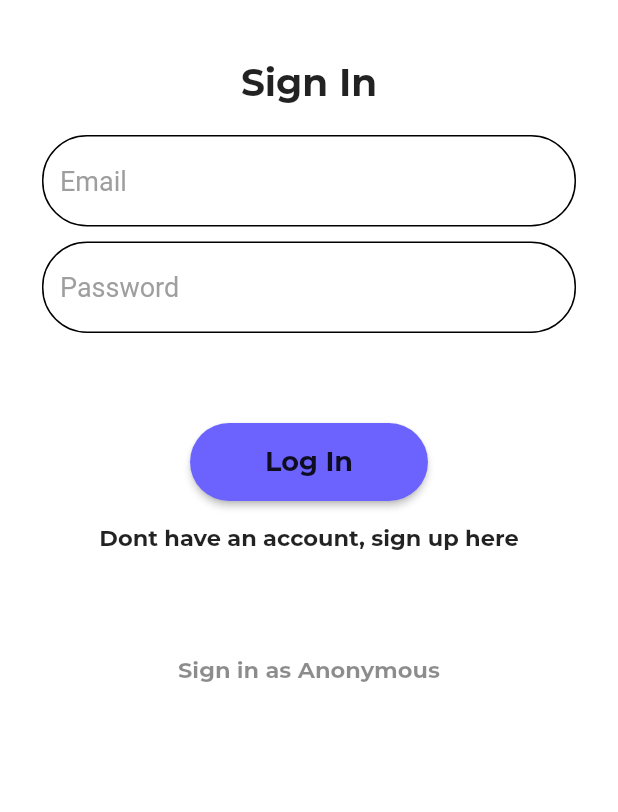
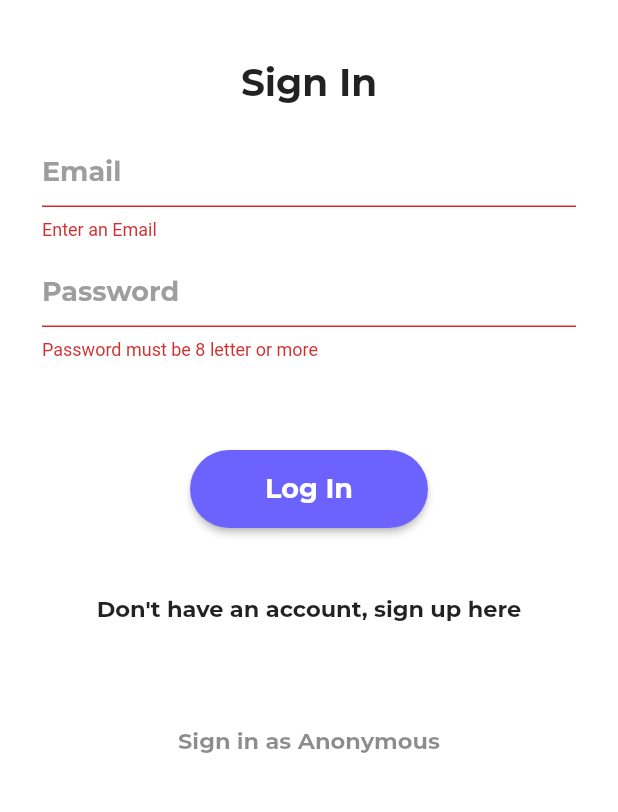
Before and after one commit to shaheedhudheen/easy_go, a Flutter app: the screen it shows after launch, after a tap on "Log In", on a phone screen of 412 x 824 dp, the part 267-1079 px from its top. Run offline on Flutter 3.47's test engine with Material 2 defaults, Android fonts, the phone set to English and light mode, and no system bars; our stand-ins replace firebase_auth, firebase_core; accounts and stored records are empty; project files that could hold a hidden picture were left out.

Commit message:
Login and register

```diff
--- a/lib/main.dart
+++ b/lib/main.dart
@@ -1,20 +1,27 @@
-// Copyright 2018 The Flutter team. All rights reserved.
-// Use of this source code is governed by a BSD-style license that can be
-// found in the LICENSE file.
-
 import 'package:easy_go/screens/authenticate/sign_in.dart';
 import 'package:easy_go/screens/wrapper.dart';
+import 'package:easy_go/services/auth.dart';
+import 'package:firebase_core/firebase_core.dart';
 import 'package:flutter/material.dart';
+import 'package:provider/provider.dart';
+import 'models/user.dart';
 
-void main() => runApp(MyApp());
+void main() async {
+  WidgetsFlutterBinding.ensureInitialized();
+  await Firebase.initializeApp();
+  runApp(MyApp());
+}
+
 
 class MyApp extends StatelessWidget {
   @override
   Widget build(BuildContext context) {
-    return MaterialApp(
-
-    home: Wrapper(),
-
+    return StreamProvider<Account>.value(
+      initialData: null,
+      value: AuthService().user,
+      child: MaterialApp(
+      home: Wrapper(),
+      ),
     );
   }
 }
--- /dev/null
+++ b/lib/models/user.dart
@@ -0,0 +1,8 @@
+import 'package:flutter/material.dart';
+
+
+class Account {
+  final String uid;
+
+  Account({this.uid});
+}
--- a/lib/screens/authenticate/authenticate.dart
+++ b/lib/screens/authenticate/authenticate.dart
@@ -1,5 +1,7 @@
+import 'package:easy_go/screens/authenticate/register.dart';
 import 'package:easy_go/screens/authenticate/sign_in.dart';
 import 'package:flutter/material.dart';
+import 'package:firebase_core/firebase_core.dart';
 
 
 class Authenticate extends StatefulWidget {
@@ -8,10 +10,21 @@ class Authenticate extends StatefulWidget {
 }
 
 class _AuthenticateState extends State<Authenticate> {
+
+  bool showSignIn = true;
+
+  void toggleView() {
+    setState(() => showSignIn = !showSignIn);
+  }
+
   @override
   Widget build(BuildContext context) {
-    return Container(
-      child: SignIn(),
-    );
+
+    if(showSignIn){
+      return SignIn(toggleView: toggleView);
+    } else {
+      return Register(toggleView: toggleView);
+    }
+
   }
 }
--- a/lib/screens/authenticate/sign_in.dart
+++ b/lib/screens/authenticate/sign_in.dart
@@ -1,12 +1,21 @@
 import 'package:easy_go/services/auth.dart';
 import 'package:flutter/material.dart';
 
+
 class SignIn extends StatefulWidget {
+  final Function toggleView;
+  SignIn( {this.toggleView});
   @override
   _SignInState createState() => _SignInState();
 }
 
-class _SignInState extends State<SignIn> {
+class _SignInState extends State<SignIn>{
+  //Text field state
+  String email = '';
+  String password = '';
+  String error = '';
+  final AuthService userCredential = AuthService();
+  final formKey = GlobalKey<FormState>();
   AuthService get auth => AuthService();
 
   @override
@@ -17,6 +26,8 @@ class _SignInState extends State<SignIn> {
         child: SingleChildScrollView(
           child: Padding(
             padding: EdgeInsets.all(8.0),
+            child: Form(
+              key: formKey,
               child: Column(
                 children: <Widget>[
                   SizedBox(
@@ -40,38 +51,47 @@ class _SignInState extends State<SignIn> {
                     padding: EdgeInsets.all(20.0),
                     child: Column(
                       children: <Widget>[
-                      TextField(
+                        TextFormField(
                           keyboardType: TextInputType.emailAddress,
+                          validator: (val) => val.isEmpty ? 'Enter an Email' : null,
                           decoration: InputDecoration(
                             hintText: 'Email',
-                          enabledBorder: OutlineInputBorder(
-                              borderRadius: BorderRadius.circular(30)),
-                          focusedBorder: OutlineInputBorder(
-                              borderRadius: BorderRadius.circular(30)),
+                            // enabledBorder: OutlineInputBorder(
+                            //     borderRadius: BorderRadius.circular(30)),
+                            // focusedBorder: OutlineInputBorder(
+                            //     borderRadius: BorderRadius.circular(30)),
                             hintStyle: TextStyle(
                               color: Colors.grey,
                               fontSize: 18,
                             ),
                           ),
-                        style: TextStyle(fontSize: 14),
+                          style: TextStyle(fontSize: 20, fontFamily: 'Bold'),
+                          onChanged: (val){
+                            setState(() => email = val);
+                            },
                         ),
                         SizedBox(
                           height: 10,
                         ),
-                      TextField(
+                        TextFormField(
                           obscureText: true,
+                          validator: (val) => val.length < 8 ? 'Password must be 8 letter or more' : null,
                           decoration: InputDecoration(
                             hintText: 'Password',
-                          enabledBorder: OutlineInputBorder(
-                              borderRadius: BorderRadius.circular(30)),
-                          focusedBorder: OutlineInputBorder(
-                              borderRadius: BorderRadius.circular(30)),
+
+                            // enabledBorder: OutlineInputBorder(
+                            //     borderRadius: BorderRadius.circular(30)),
+                            // focusedBorder: OutlineInputBorder(
+                            //     borderRadius: BorderRadius.circular(30)),
                             hintStyle: TextStyle(
                               color: Colors.grey,
                               fontSize: 18,
                             ),
                           ),
-                        style: TextStyle(fontSize: 14),
+                          style: TextStyle(fontSize: 20, fontFamily: 'Bold',),
+                          onChanged: (val){
+                            setState(() => password = val);
+                          },
                         ),
                         SizedBox(
                           height: 40,
@@ -80,7 +100,6 @@ class _SignInState extends State<SignIn> {
                     ),
                   ),
                   ElevatedButton(
-                  onPressed: () {},
                     style: ElevatedButton.styleFrom(
                       primary: Color.fromRGBO(108, 99, 255, 1),
                       padding: EdgeInsets.symmetric(horizontal: 50, vertical: 15),
@@ -92,30 +111,46 @@ class _SignInState extends State<SignIn> {
                       style: TextStyle(
                           fontFamily: 'Bold',
                           fontSize: 18,
-                        color: Colors.black87),
+                          color: Colors.white),
                     ),
+                    onPressed: () async {
+                      if( formKey.currentState.validate() ){
+                        dynamic result = await userCredential.signInWithEmailAndPassword(email, password);
+                        if(result == null){
+                          setState(() => error = 'Could not Sign In with Those Credential');
+                        }
+                      }
+                    },
                   ),
+                  SizedBox(height: 12,),
+                  Text(
+                    error,
+                    style: TextStyle(color: Colors.red, fontSize: 14.0, fontFamily: 'Bold'),
+                  ),
+
                   TextButton(
-                  onPressed: () {},
                     child: Text(
-                    'Dont have an account, sign up here',
+                      "Don't have an account, sign up here",
                       style: TextStyle(
                           fontSize: 15,
                           fontFamily: 'Bold',
                           color: Colors.black87),
                     ),
+                    onPressed: (){
+                      widget.toggleView();
+                    },
                   ),
                   SizedBox(
                     height: 40,
                   ),
                   TextButton(
                     onPressed: () async {
-                    dynamic result = await auth.signInAnon();
+                      dynamic result = await userCredential.signInAnon();
                       if (result == null) {
                         print('Error Signing In');
                       } else {
                         print('signed in');
-                      print(result);
+                        print(result.uid);
                       }
                     },
                     child: Text(
@@ -131,6 +166,7 @@ class _SignInState extends State<SignIn> {
             ),
           ),
         ),
+      ),
     );
   }
 }
--- a/lib/screens/wrapper.dart
+++ b/lib/screens/wrapper.dart
@@ -1,12 +1,21 @@
+import 'package:easy_go/models/user.dart';
 import 'package:easy_go/screens/authenticate/authenticate.dart';
 import 'package:easy_go/screens/authenticate/sign_in.dart';
 import 'package:easy_go/screens/home/home.dart';
 import 'package:flutter/material.dart';
+import 'package:provider/provider.dart';
 
 class Wrapper extends StatelessWidget {
   @override
   Widget build(BuildContext context) {
+    final user = Provider.of<Account>(context);
+
+
     //return either home or authenticate
-    return Authenticate();
+   if(user == null){
+     return Authenticate();
+   } else{
+     return Home();
+   }
   }
 }
--- a/lib/services/auth.dart
+++ b/lib/services/auth.dart
@@ -1,18 +1,29 @@
+import 'package:easy_go/models/user.dart';
 import 'package:firebase_auth/firebase_auth.dart';
 
 class AuthService {
-
   final FirebaseAuth auth = FirebaseAuth.instance;
 
+  //create user obj based on firebaseUser(User)
+  Account userFromUser(User user) {
+    return user != null ? Account(uid: user.uid) : null;
+  }
 
+  //auth change user stream
+
+  Stream<Account> get user {
+    return auth
+        .authStateChanges()
+        // .map((User user) => userFromUser(user));
+        .map(userFromUser);
+  }
 
   //sign in anonymously
-
   Future signInAnon() async {
     try {
-      UserCredential userCredential = await FirebaseAuth.instance.signInAnonymously();
-      User user = userCredential.user;
-      return user;
+      UserCredential credential = await FirebaseAuth.instance.signInAnonymously();
+      User user = credential.user;
+      return userFromUser(user);
     } catch (e) {
       print(e.toString());
       return null;
@@ -20,9 +31,37 @@ class AuthService {
   }
 
   //sign in with email and password
+  Future signInWithEmailAndPassword(String email,String password) async {
+    try{
+      UserCredential userCredential = await auth.signInWithEmailAndPassword(email: email, password: password);
+      User user =   userCredential.user;
+      return userFromUser(user);
+    } catch(e){
+      print(e.toString());
+      return null;
+    }
+  }
 
   //register account
-
+  Future registerWithEmailAndPassword(String email,String password) async {
+    try{
+      UserCredential userCredential = await auth.createUserWithEmailAndPassword(email: email, password: password);
+      User user =   userCredential.user;
+      return userFromUser(user);
+    } catch(e){
+      print(e.toString());
+      return null;
+    }
+  }
   //sign out
 
+Future signOut() async{
+    try{
+      return await auth.signOut();
+    }catch(e){
+      print(e.toString());
+      return null;
+    }
 }
+
+}
--- a/pubspec.yaml
+++ b/pubspec.yaml
@@ -30,6 +30,8 @@ dependencies:
   cupertino_icons: ^1.0.2
   firebase_auth: ^1.2.0
   cloud_firestore: ^2.2.0
+  firebase_core: ^1.2.0
+  provider: ^5.0.0
 
 dev_dependencies:
   flutter_test:
```
Also changed, not shown: lib/screens/authenticate/register.dart (added, +193 -0 lines), lib/screens/home/home.dart (+21 -2 lines), pubspec.lock. Lines whose indentation alone changed are shown as unchanged.
